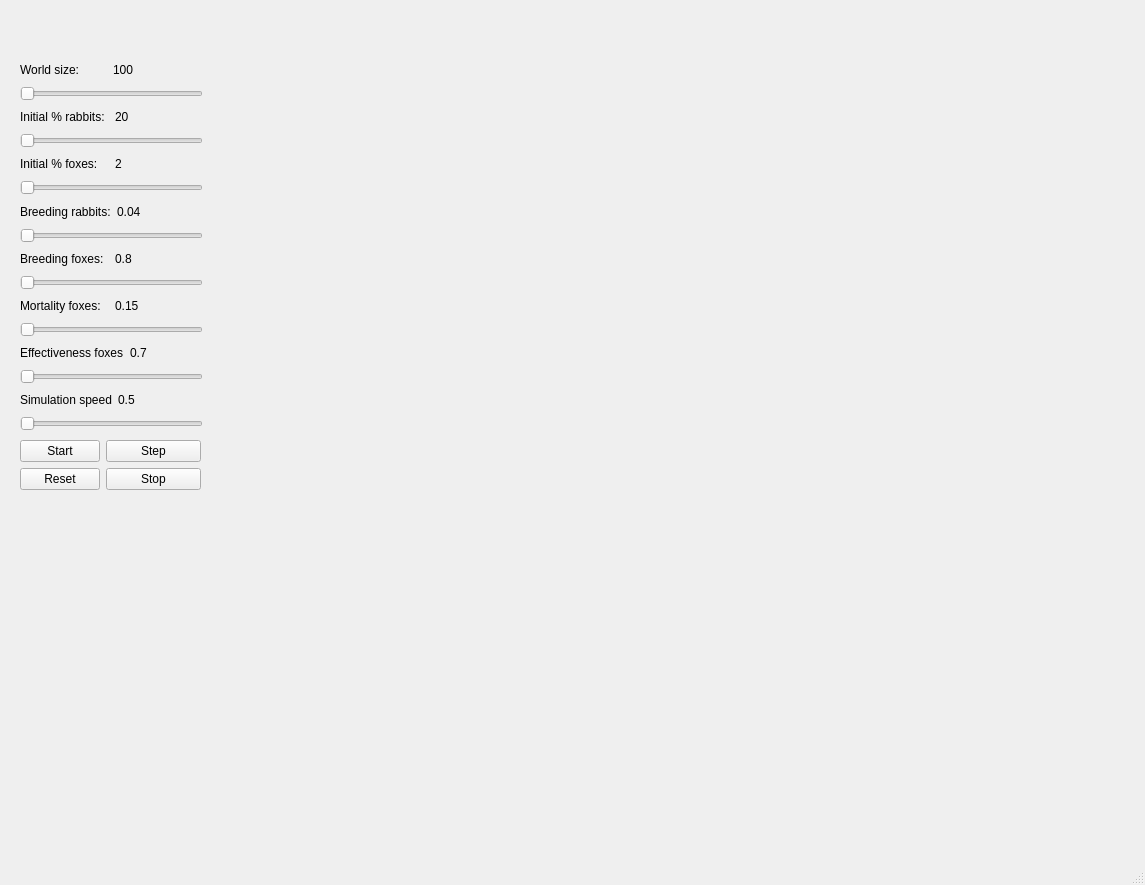
Before: the Qt Designer form main.ui in Teramid/lotka-volterra_model_Fox_and_Rabbit, drawn with Qt 5.
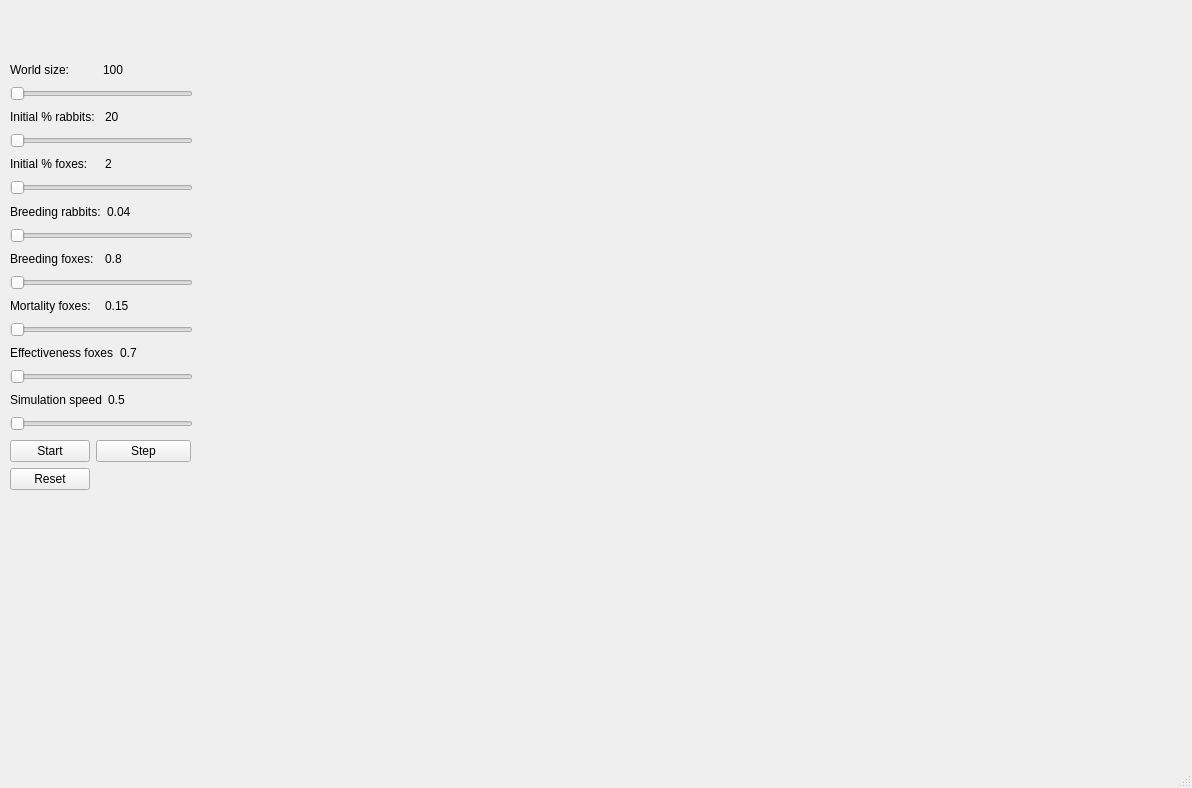
After: the same form once the commit is applied.

Commit message: population charts, fix matrix, buttons func

Patch:
```diff
--- a/main.ui
+++ b/main.ui
@@ -6,8 +6,8 @@
    <rect>
     <x>0</x>
     <y>0</y>
-    <width>1145</width>
-    <height>885</height>
+    <width>1192</width>
+    <height>788</height>
    </rect>
   </property>
   <property name="windowTitle">
@@ -17,7 +17,7 @@
    <widget class="QWidget" name="verticalLayoutWidget_2">
     <property name="geometry">
      <rect>
-      <x>20</x>
+      <x>10</x>
       <y>60</y>
       <width>183</width>
       <height>371</height>
@@ -259,7 +259,7 @@
    <widget class="QWidget" name="formLayoutWidget">
     <property name="geometry">
      <rect>
-      <x>20</x>
+      <x>10</x>
       <y>440</y>
       <width>181</width>
       <height>54</height>
@@ -287,22 +287,15 @@
        </property>
       </widget>
      </item>
-     <item row="1" column="1">
-      <widget class="QPushButton" name="stop_pushButton">
-       <property name="text">
-        <string>Stop</string>
-       </property>
-      </widget>
-     </item>
     </layout>
    </widget>
    <widget class="QWidget" name="gridLayoutWidget">
     <property name="geometry">
      <rect>
-      <x>210</x>
+      <x>200</x>
       <y>30</y>
       <width>711</width>
-      <height>801</height>
+      <height>711</height>
      </rect>
     </property>
     <layout class="QGridLayout" name="gridLayout">
@@ -311,6 +304,24 @@
      </item>
     </layout>
    </widget>
+   <widget class="QWidget" name="verticalLayoutWidget">
+    <property name="geometry">
+     <rect>
+      <x>920</x>
+      <y>30</y>
+      <width>261</width>
+      <height>431</height>
+     </rect>
+    </property>
+    <layout class="QVBoxLayout" name="verticalLayout">
+     <item>
+      <widget class="QWidget" name="chart1_widget" native="true"/>
+     </item>
+     <item>
+      <widget class="QWidget" name="chart2_widget" native="true"/>
+     </item>
+    </layout>
+   </widget>
   </widget>
   <widget class="QMenuBar" name="menubar">
    <property name="geometry">
```
Left out of the diff: 2 changed lines with no effect on the pictures. The commit also changes 1 other file.
